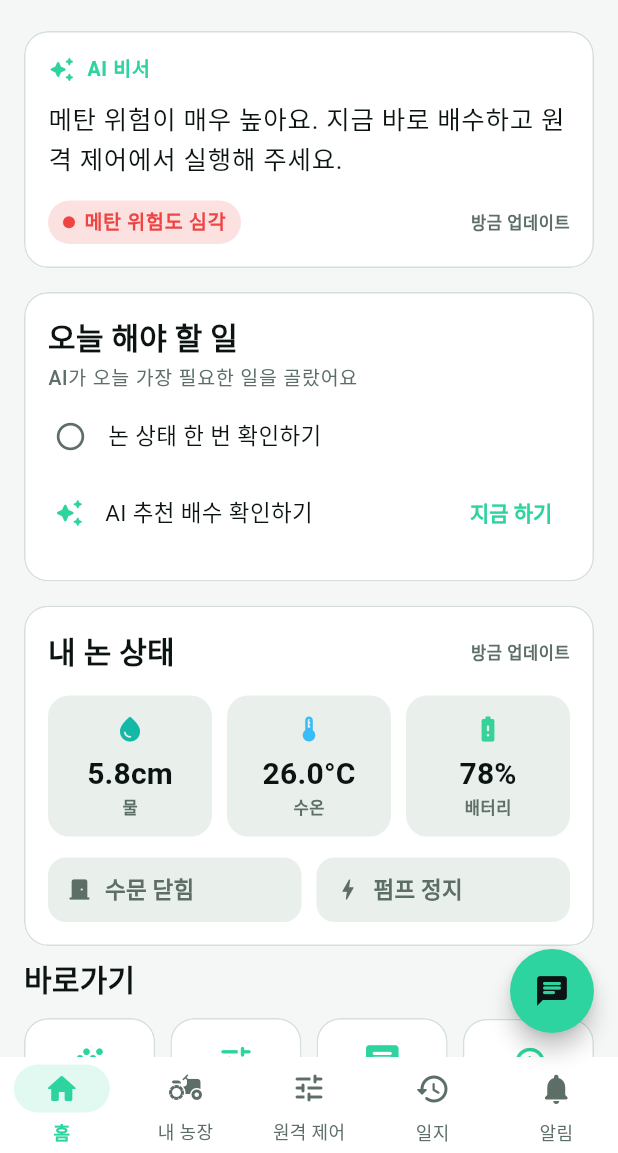
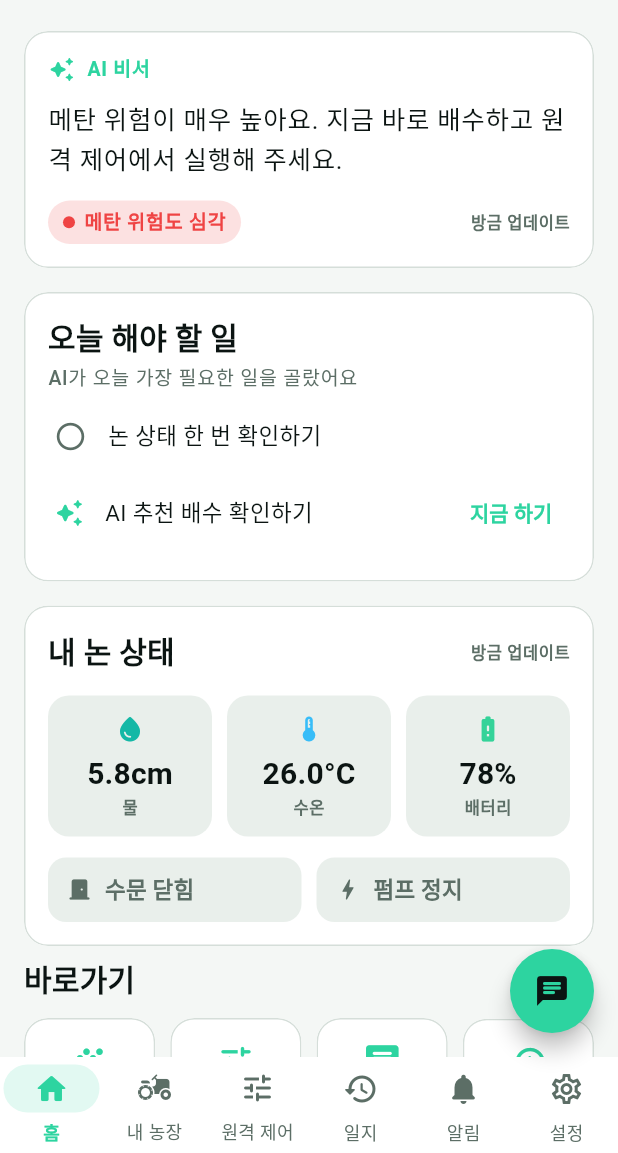
Before and after one commit to hyji08642-lgtm/smart-rice-ai, a Flutter app: the HomeScreen screen opened by its route, on a phone screen of 412 x 824 dp, the part 83-1236 px from its top. Run offline on Flutter 3.47's test engine with Material 3 defaults, Android fonts, the phone set to English and light mode, and no system bars; our stand-ins replace flutter_riverpod, go_router, shared_preferences; accounts and stored records are empty.

Commit message:
Add settings tab to shell, make home logo button to paddy

```diff
--- a/lib/app/core/widgets/app_shell.dart
+++ b/lib/app/core/widgets/app_shell.dart
@@ -12,6 +12,7 @@ class AppShell extends StatelessWidget {
     (icon: Icons.tune_rounded, label: '원격 제어'),
     (icon: Icons.history_rounded, label: '일지'),
     (icon: Icons.notifications_rounded, label: '알림'),
+    (icon: Icons.settings_outlined, label: '설정'),
   ];
 
   void _go(int index) =>
--- a/lib/app/router/app_router.dart
+++ b/lib/app/router/app_router.dart
@@ -68,6 +68,14 @@ final appRouter = GoRouter(
             ),
           ],
         ),
+        StatefulShellBranch(
+          routes: [
+            GoRoute(
+              path: '/settings',
+              builder: (context, state) => const SettingsScreen(),
+            ),
+          ],
+        ),
       ],
     ),
     GoRoute(
@@ -79,10 +87,6 @@ final appRouter = GoRouter(
       builder: (context, state) => const ChatScreen(),
     ),
     GoRoute(
-      path: '/settings',
-      builder: (context, state) => const SettingsScreen(),
-    ),
-    GoRoute(
       path: '/devices',
       builder: (context, state) => const DevicesScreen(),
     ),
--- a/lib/features/home/home_screen.dart
+++ b/lib/features/home/home_screen.dart
@@ -32,8 +32,9 @@ class HomeScreen extends ConsumerWidget {
           children: [
             _Header(
               paddy: paddy,
+              onPaddy: () => context.push('/paddy'),
               onFarm: () => context.go('/farms'),
-              onSettings: () => context.push('/settings'),
+              onSettings: () => context.go('/settings'),
             ),
             const SizedBox(height: 16),
             _SummaryCard(summary: summary, score: telemetry?.methaneScore ?? 0),
@@ -62,9 +63,15 @@ class HomeScreen extends ConsumerWidget {
 }
 
 class _Header extends StatelessWidget {
-  const _Header({required this.paddy, required this.onFarm, required this.onSettings});
+  const _Header({
+    required this.paddy,
+    required this.onPaddy,
+    required this.onFarm,
+    required this.onSettings,
+  });
 
   final Paddy? paddy;
+  final VoidCallback onPaddy;
   final VoidCallback onFarm;
   final VoidCallback onSettings;
 
@@ -74,13 +81,17 @@ class _Header extends StatelessWidget {
     final paddy = this.paddy;
     return Row(
       children: [
-        Container(
-          padding: const EdgeInsets.all(10),
-          decoration: BoxDecoration(
-            color: AppColors.primary.withValues(alpha: 0.14),
-            borderRadius: BorderRadius.circular(14),
+        InkWell(
+          onTap: onPaddy,
+          borderRadius: BorderRadius.circular(14),
+          child: Container(
+            padding: const EdgeInsets.all(10),
+            decoration: BoxDecoration(
+              color: AppColors.primary.withValues(alpha: 0.14),
+              borderRadius: BorderRadius.circular(14),
+            ),
+            child: const Icon(Icons.water_drop_rounded, color: AppColors.primary, size: 22),
           ),
-          child: const Icon(Icons.water_drop_rounded, color: AppColors.primary, size: 22),
         ),
         const SizedBox(width: 12),
         Expanded(
```
